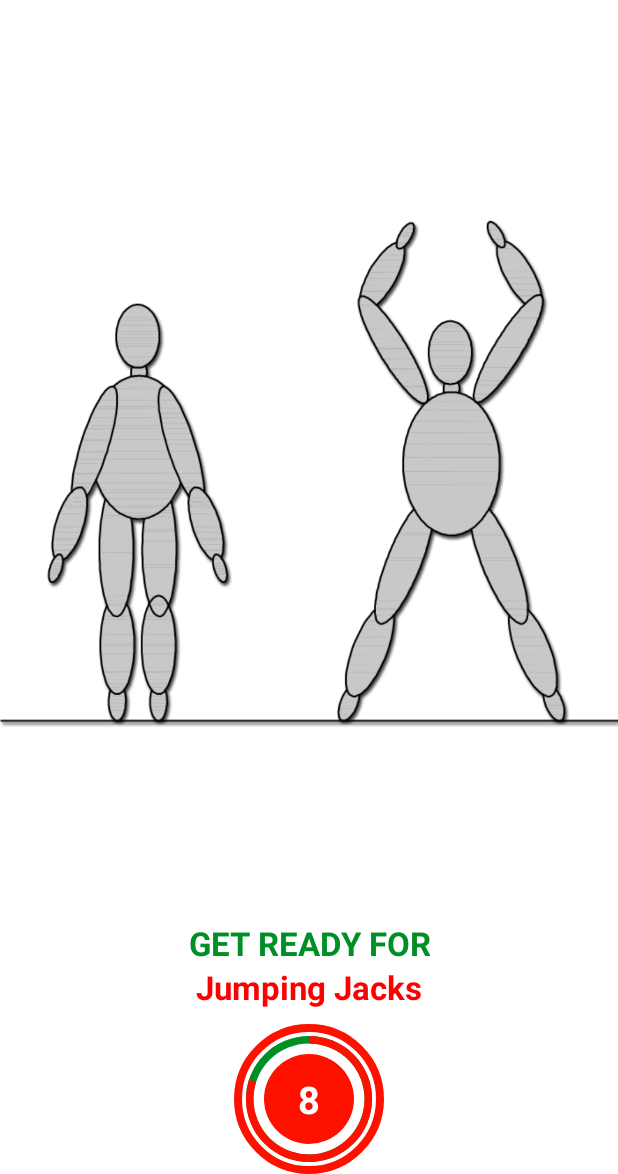
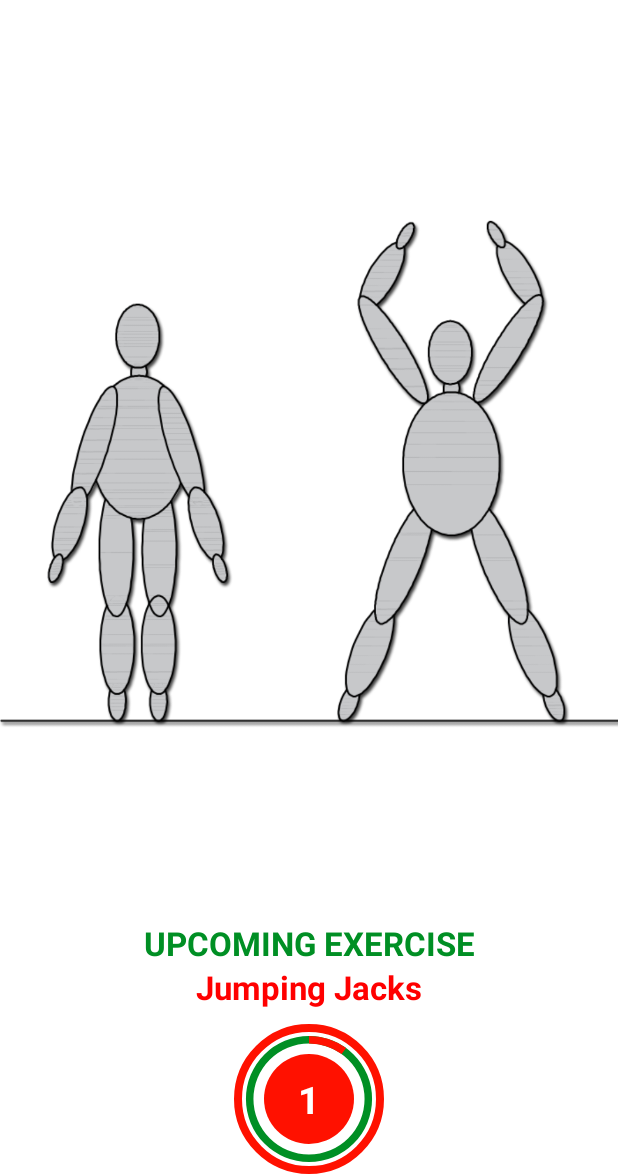
Before and after one commit to Sokre41/7min_workout_app, an Android app: the ExerciseActivity screen opened directly, with no data from a screen before it, on a phone screen of 412 x 824 dp, the part 62-1236 px from its top. Run offline under Robolectric (Android 15) with nearby library versions, the phone set to English and light mode, and no system bars.

Commit message:
Implement textToSpeech

```diff
--- a/app/src/main/java/com/vjezba/a7minworkoutapp/ExerciseActivity.kt
+++ b/app/src/main/java/com/vjezba/a7minworkoutapp/ExerciseActivity.kt
@@ -4,15 +4,20 @@ import android.graphics.Color
 import androidx.appcompat.app.AppCompatActivity
 import android.os.Bundle
 import android.os.CountDownTimer
+import android.speech.tts.TextToSpeech
+import android.util.Log
 import android.view.View
 import android.widget.Toast
 import com.vjezba.a7minworkoutapp.databinding.ActivityExerciseBinding
+import java.util.*
+import kotlin.collections.ArrayList
 
 
-
-class ExerciseActivity : AppCompatActivity() {
+class ExerciseActivity : AppCompatActivity(), TextToSpeech.OnInitListener {
 
     private var binding:ActivityExerciseBinding? = null
+    private var tts: TextToSpeech? = null
+    private var tts2: TextToSpeech? = null
 
     private var restTimer: CountDownTimer? = null
     private var restProgress: Int = 0
@@ -27,7 +32,8 @@ class ExerciseActivity : AppCompatActivity() {
         binding = ActivityExerciseBinding.inflate(layoutInflater)
         setContentView(binding?.root)
 
-        //tv_timer.text = "${(restTimer/1000).toString()}"
+        tts = TextToSpeech(this, this)
+        tts2 = TextToSpeech(this, this)
 
         setSupportActionBar(binding?.toolbarExercise)
 
@@ -42,10 +48,16 @@ class ExerciseActivity : AppCompatActivity() {
     }
 
     private fun setUpRestView(){
+
         binding?.apply {
+            groupRest.visibility = View.VISIBLE
+            groupExercise.visibility = View.INVISIBLE
             exerciseName.setTextColor(Color.parseColor("red"))
             exerciseName.text = exerciseList!![currentExercisePosition].getName()
+            exerciseImage.setImageResource(exerciseList!![currentExercisePosition].getImage())
+            nextExercise.visibility = View.VISIBLE
         }
+        speakOut(binding?.nextExercise?.text!!.toString(), exerciseList!![currentExercisePosition].getName())
 
         if (restTimer != null){
             restTimer?.cancel()
@@ -58,6 +70,7 @@ class ExerciseActivity : AppCompatActivity() {
         binding?.apply {
             groupRest.visibility = View.INVISIBLE
             groupExercise.visibility = View.VISIBLE
+            nextExercise.visibility = View.INVISIBLE
             exerciseImage.setImageResource(exerciseList!![currentExercisePosition].getImage())
         }
         if (exerciseTimer !=null){
@@ -70,11 +83,11 @@ class ExerciseActivity : AppCompatActivity() {
     private fun setRestProgressBar(){
         binding?.progressBarRest?.progress = restProgress
 
-        restTimer = object : CountDownTimer(10*1000, 1000){
+        restTimer = object : CountDownTimer(3*1000, 1000){
             override fun onTick(millisUntilFinished: Long) {
                 restProgress++
-                binding?.progressBarRest?.progress = 10 - restProgress
-                binding?.restTimeValue?.text = (10 - restProgress).toString()
+                binding?.progressBarRest?.progress = 3 - restProgress
+                binding?.restTimeValue?.text = (3 - restProgress).toString()
             }
 
             override fun onFinish() {
@@ -86,16 +99,21 @@ class ExerciseActivity : AppCompatActivity() {
     private fun setExerciseProgressBar(){
         binding?.progressBarExercise?.progress = exerciseProgress
 
-        exerciseTimer = object : CountDownTimer(30*1000, 1000){
+        exerciseTimer = object : CountDownTimer(3*1000, 1000){
             override fun onTick(millisUntilFinished: Long) {
                 exerciseProgress++
-                binding?.progressBarExercise?.progress = 30 - exerciseProgress
-                binding?.exerciseTimeValue?.text = (30 - exerciseProgress).toString()
+                binding?.progressBarExercise?.progress = 3 - exerciseProgress
+                binding?.exerciseTimeValue?.text = (3 - exerciseProgress).toString()
             }
 
             override fun onFinish() {
                 currentExercisePosition++
-                Toast.makeText(this@ExerciseActivity,"Bla", Toast.LENGTH_LONG).show()
+                if (currentExercisePosition <exerciseList?.size!!){
+                    setUpRestView()
+                }else{
+                    Toast.makeText(this@ExerciseActivity, "Good Job!!", Toast.LENGTH_LONG).show()
+                }
+
             }
         }.start()
     }
@@ -110,6 +128,27 @@ class ExerciseActivity : AppCompatActivity() {
             exerciseTimer?.cancel()
             exerciseProgress = 0
         }
+        if (tts != null){
+            tts?.stop()
+            tts?.shutdown()
+        }
         binding = null
     }
+
+    override fun onInit(status: Int) {
+        if(status == TextToSpeech.SUCCESS){
+            val result = tts!!.setLanguage(Locale.ENGLISH)
+            if (result == TextToSpeech.LANG_MISSING_DATA ||
+                result == TextToSpeech.LANG_NOT_SUPPORTED){
+                Log.e("TTS", "The Language specified is not Supported!")
+            }
+        }else{
+            Log.e("TTS", "Initialization Failed")
+        }
+    }
+
+    private fun speakOut(text: String,text2: String){
+        tts?.speak(text, TextToSpeech.QUEUE_FLUSH, null, "")
+        tts2?.speak(text2, TextToSpeech.QUEUE_FLUSH, null, "")
+    }
 }
--- a/app/src/main/res/layout/activity_exercise.xml
+++ b/app/src/main/res/layout/activity_exercise.xml
@@ -22,16 +22,16 @@
         android:foregroundGravity="right"
         android:scaleType="fitCenter"
         android:src="@drawable/ic_jumping_jacks"
-        app:layout_constraintBottom_toTopOf="@id/get_ready_for"
+        app:layout_constraintBottom_toTopOf="@id/next_exercise"
         app:layout_constraintEnd_toEndOf="parent"
         app:layout_constraintStart_toStartOf="parent"
         app:layout_constraintTop_toBottomOf="@id/toolbar_exercise" />
 
     <TextView
-        android:id="@+id/get_ready_for"
+        android:id="@+id/next_exercise"
         android:layout_width="wrap_content"
         android:layout_height="wrap_content"
-        android:text="@string/get_ready_for"
+        android:text="@string/next_exercise"
         android:textAlignment="center"
         android:textColor="@color/colorAccent"
         android:textSize="@dimen/default_button_text_size"
@@ -53,7 +53,7 @@
         app:layout_constraintBottom_toTopOf="@id/outer_circle_exercise"
         app:layout_constraintEnd_toEndOf="parent"
         app:layout_constraintStart_toStartOf="parent"
-        app:layout_constraintTop_toBottomOf="@id/get_ready_for"
+        app:layout_constraintTop_toBottomOf="@id/next_exercise"
         tools:text="Jumping Jack" />
 
     <View
--- a/app/src/main/res/values/strings.xml
+++ b/app/src/main/res/values/strings.xml
@@ -1,5 +1,5 @@
 <resources>
     <string name="app_name">7minWorkout App</string>
     <string name="image">start image</string>
-    <string name="get_ready_for">GET READY FOR</string>
+    <string name="next_exercise">UPCOMING EXERCISE</string>
 </resources>
```
